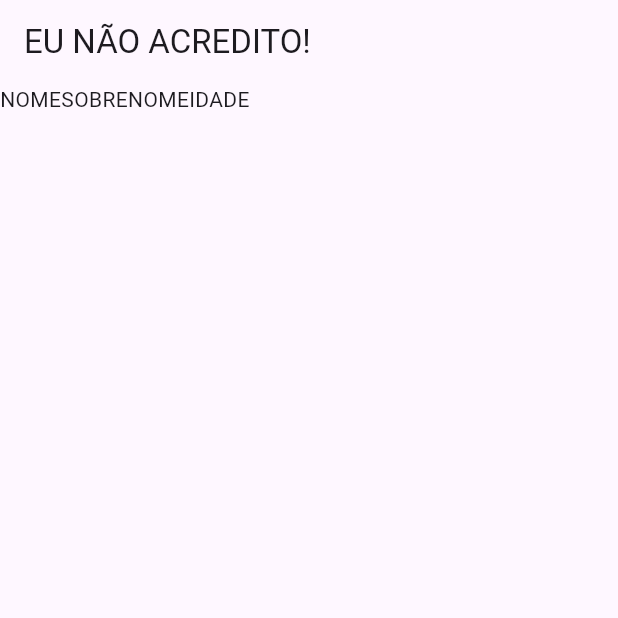
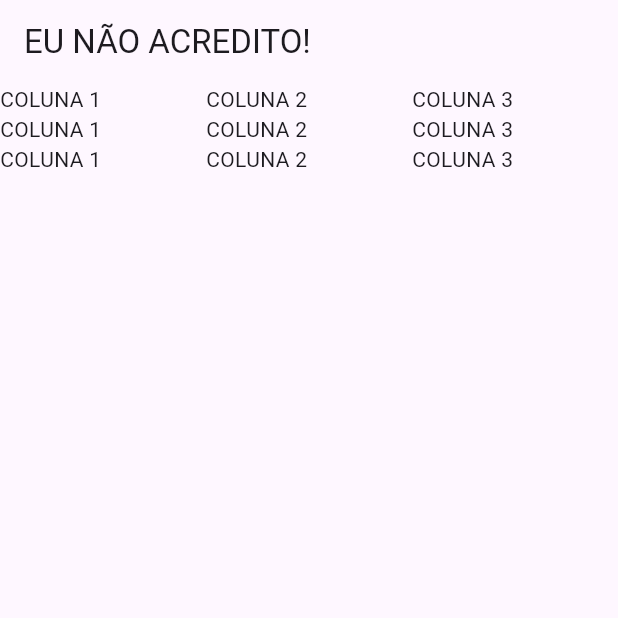
Before and after one commit to pedrokoerich/cashcontrol, a Flutter app: the screen it shows after launch, on a phone screen of 412 x 824 dp, the top half of it. Run offline on Flutter 3.47's test engine with Material 3 defaults, Android fonts, the phone set to English and light mode, and no system bars.

Commit message:
Criando linhas e colunas

```diff
--- a/lib/main.dart
+++ b/lib/main.dart
@@ -17,14 +17,48 @@ class CashControl extends StatelessWidget {
         appBar: AppBar(
           title: const Text('EU NÃO ACREDITO!')
         ),
-        body: Container(
-          child: const Row(
-            children: [
-              Text('NOME'),
-              Text('SOBRENOME'),
-              Text('IDADE')
-            ]
-          )
+        body: const Column(
+          children: [
+            Row(
+              children: [
+                Expanded(
+                  child: Text('COLUNA 1'),
+                ),
+                Expanded(
+                  child: Text('COLUNA 2'),
+                ),
+                Expanded(
+                  child: Text('COLUNA 3')
+                )
+              ]
+            ),
+            Row(
+              children: [
+                Expanded(
+                  child: Text('COLUNA 1'),
+                ),
+                Expanded(
+                  child: Text('COLUNA 2'),
+                ),
+                Expanded(
+                  child: Text('COLUNA 3')
+                )
+              ]
+            ),
+            Row(
+              children: [
+                Expanded(
+                  child: Text('COLUNA 1'),
+                ),
+                Expanded(
+                  child: Text('COLUNA 2'),
+                ),
+                Expanded(
+                  child: Text('COLUNA 3')
+                )
+              ]
+            )
+          ]
         )
       )
     );
```
